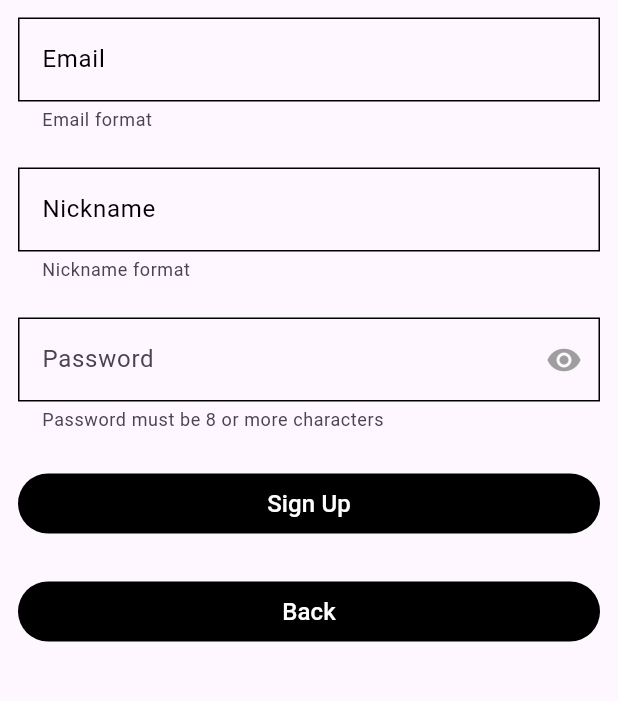
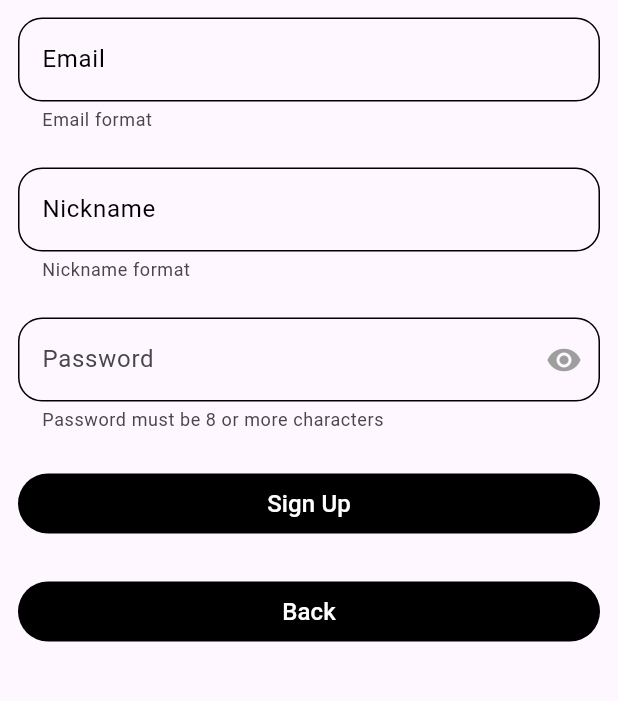
Before and after one commit to vzhikich/todo, a Flutter app: the SignUpPage screen opened by its route, on a phone screen of 412 x 824 dp, the part 245-946 px from its top. Run offline on Flutter 3.47's test engine with Material 3 defaults, Android fonts, the phone set to English and light mode, and no system bars; our stand-ins replace cloud_firestore, dartz, equatable, firebase_auth, firebase_core, flutter_bloc and 2 more; accounts and stored records are empty.

Commit message:
added border radius

```diff
--- a/lib/core/theme/login_theme.dart
+++ b/lib/core/theme/login_theme.dart
@@ -2,10 +2,10 @@ import 'package:flutter/material.dart';
 
 abstract class LoginTheme {
   static const  borderDefault =  OutlineInputBorder(
-    borderRadius: BorderRadius.all(Radius.zero),
+    borderRadius: BorderRadius.all(Radius.circular(16)),
   );
   static const borderError = OutlineInputBorder(
-    borderRadius: BorderRadius.all(Radius.zero),
+    borderRadius: BorderRadius.all(Radius.circular(16)),
     borderSide: BorderSide(color: Colors.red),
   );
 }
--- a/lib/feature/presentation/widgets/login_field.dart
+++ b/lib/feature/presentation/widgets/login_field.dart
@@ -11,10 +11,13 @@ class TextFieldLogin extends StatelessWidget {
       textInputAction: TextInputAction.next,
       validator: _validator,
       controller: controller,
-      decoration: const InputDecoration(
+      decoration: InputDecoration(
+        border: OutlineInputBorder(
+          borderRadius: BorderRadius.circular(16.0),
+        ),
         helperText: 'Email format',
         labelText: 'Email',
-        labelStyle: TextStyle(color: Colors.black),
+        labelStyle: const TextStyle(color: Colors.black),
         enabledBorder: LoginTheme.borderDefault,
         focusedBorder: LoginTheme.borderDefault,
         errorBorder: LoginTheme.borderError,
--- a/lib/feature/presentation/widgets/nickname_field.dart
+++ b/lib/feature/presentation/widgets/nickname_field.dart
@@ -11,10 +11,13 @@ class NicknameField extends StatelessWidget {
       textInputAction: TextInputAction.next,
       validator: _validator,
       controller: controller,
-      decoration: const InputDecoration(
+      decoration: InputDecoration(
+        border: OutlineInputBorder(
+          borderRadius: BorderRadius.circular(16.0),
+        ),
         helperText: 'Nickname format',
         labelText: 'Nickname',
-        labelStyle: TextStyle(color: Colors.black),
+        labelStyle: const TextStyle(color: Colors.black),
         enabledBorder: LoginTheme.borderDefault,
         focusedBorder: LoginTheme.borderDefault,
         errorBorder: LoginTheme.borderError,
--- a/lib/feature/presentation/widgets/password_field.dart
+++ b/lib/feature/presentation/widgets/password_field.dart
@@ -1,4 +1,3 @@
-
 import 'package:flutter/material.dart';
 import 'package:todo/core/theme/login_theme.dart';
 
@@ -21,6 +20,9 @@ class _TextFieldPasswordState extends State<TextFieldPassword> {
       controller: widget.controller,
       obscureText: _isCharachtersHidden,
       decoration: InputDecoration(
+        border: OutlineInputBorder(
+          borderRadius: BorderRadius.circular(16.0),
+        ),
         helperText: 'Password must be 8 or more characters',
         labelText: 'Password',
         suffixIcon: IconButton(
```
